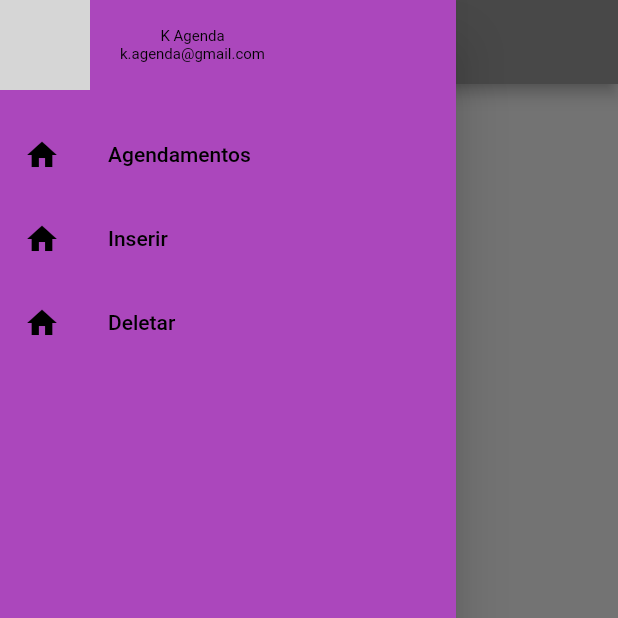
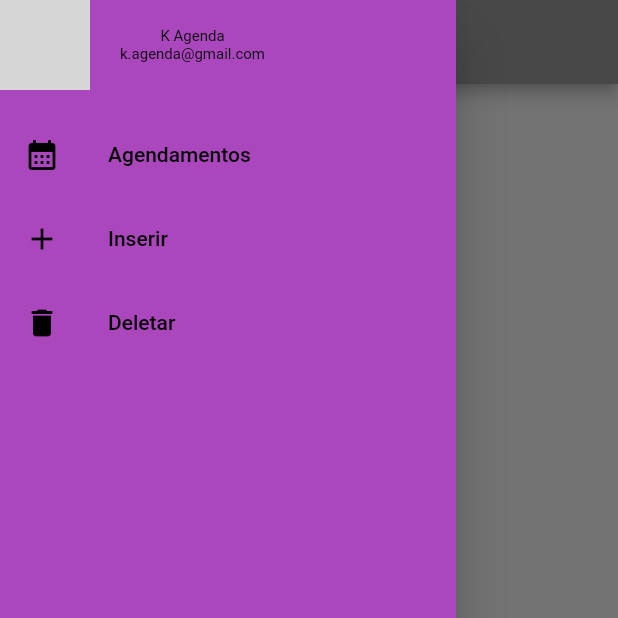
Before and after one commit to Luke2905/Projeto_Flutter, a Flutter app: the screen it shows after launch, with the side drawer open, on a phone screen of 412 x 824 dp, the top half of it. Run offline on Flutter 3.47's test engine with Material 2 defaults, Android fonts, the light colour scheme and no system bars; our stand-ins replace cloud_firestore, firebase_core; accounts and stored records are empty; network calls fail; grey boxes are pictures that could not be loaded.

Commit message:
visual changes

```diff
--- a/projetinho_firebas/lib/inserir.dart
+++ b/projetinho_firebas/lib/inserir.dart
@@ -80,7 +80,7 @@ body: SingleChildScrollView(
                          FirebaseFirestore.instance.collection('Agenda').add({'nome': nome,'data': data});
 
                          Navigator.of(context).pushReplacement(MaterialPageRoute(
-                        builder: (context) => MyApp()));
+                        builder: (context) => Inserir()));
                       }
           },
         ),
--- a/projetinho_firebas/lib/menu.dart
+++ b/projetinho_firebas/lib/menu.dart
@@ -27,17 +27,17 @@ class Menu extends StatelessWidget {
             ),
              menuItem(
               nome: "Agendamentos",
-              icone: Icons.home,
+              icone: Icons.calendar_month,
               tocar: () => selecaoItem(context, 1),
             ),
             menuItem(
               nome: "Inserir",
-              icone: Icons.home,
+              icone: Icons.add,
               tocar: () => selecaoItem(context, 0),
             ),
              menuItem(
               nome: "Deletar",
-              icone: Icons.home,
+              icone: Icons.delete,
               tocar: () => selecaoItem(context, 2),
             ),
           ],
```
